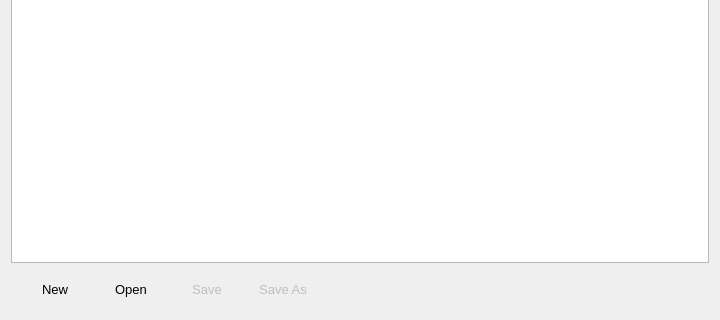
Before: the Qt Designer form src/editwindow.ui in sledzik1984/timer, drawn with Qt 5; both pictures show x 0 to 720 and y 960 to 1280 of the 720 by 1280 pixel window.
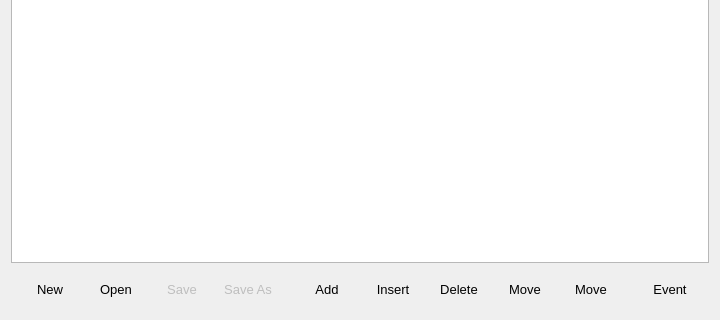
After: the same form once the commit is applied. Icons and pictures are not drawn.

Commit message:
EditWindow: use new button images
Add Add, Insert, Delete, Move Up, Move Down and Event buttons.

```diff
--- a/src/editwindow.ui
+++ b/src/editwindow.ui
@@ -79,7 +79,7 @@
        <widget class="QToolButton" name="clear">
         <property name="minimumSize">
          <size>
-          <width>70</width>
+          <width>60</width>
           <height>0</height>
          </size>
         </property>
@@ -108,7 +108,7 @@
        <widget class="QToolButton" name="open">
         <property name="minimumSize">
          <size>
-          <width>70</width>
+          <width>60</width>
           <height>0</height>
          </size>
         </property>
@@ -140,7 +140,7 @@
         </property>
         <property name="minimumSize">
          <size>
-          <width>70</width>
+          <width>60</width>
           <height>0</height>
          </size>
         </property>
@@ -172,7 +172,7 @@
         </property>
         <property name="minimumSize">
          <size>
-          <width>70</width>
+          <width>60</width>
           <height>0</height>
          </size>
         </property>
@@ -210,6 +210,193 @@
         </property>
        </spacer>
       </item>
+      <item>
+       <widget class="QToolButton" name="add">
+        <property name="minimumSize">
+         <size>
+          <width>60</width>
+          <height>0</height>
+         </size>
+        </property>
+        <property name="text">
+         <string>Add</string>
+        </property>
+        <property name="icon">
+         <iconset resource="../res/resource.qrc">
+          <normaloff>:/add.svg</normaloff>:/add.svg</iconset>
+        </property>
+        <property name="iconSize">
+         <size>
+          <width>48</width>
+          <height>48</height>
+         </size>
+        </property>
+        <property name="toolButtonStyle">
+         <enum>Qt::ToolButtonTextUnderIcon</enum>
+        </property>
+        <property name="autoRaise">
+         <bool>true</bool>
+        </property>
+       </widget>
+      </item>
+      <item>
+       <widget class="QToolButton" name="insert">
+        <property name="minimumSize">
+         <size>
+          <width>60</width>
+          <height>0</height>
+         </size>
+        </property>
+        <property name="text">
+         <string>Insert</string>
+        </property>
+        <property name="icon">
+         <iconset resource="../res/resource.qrc">
+          <normaloff>:/insert.svg</normaloff>:/insert.svg</iconset>
+        </property>
+        <property name="iconSize">
+         <size>
+          <width>48</width>
+          <height>48</height>
+         </size>
+        </property>
+        <property name="toolButtonStyle">
+         <enum>Qt::ToolButtonTextUnderIcon</enum>
+        </property>
+        <property name="autoRaise">
+         <bool>true</bool>
+        </property>
+       </widget>
+      </item>
+      <item>
+       <widget class="QToolButton" name="remove">
+        <property name="minimumSize">
+         <size>
+          <width>60</width>
+          <height>0</height>
+         </size>
+        </property>
+        <property name="text">
+         <string>Delete</string>
+        </property>
+        <property name="icon">
+         <iconset resource="../res/resource.qrc">
+          <normaloff>:/delete.svg</normaloff>:/delete.svg</iconset>
+        </property>
+        <property name="iconSize">
+         <size>
+          <width>48</width>
+          <height>48</height>
+         </size>
+        </property>
+        <property name="toolButtonStyle">
+         <enum>Qt::ToolButtonTextUnderIcon</enum>
+        </property>
+        <property name="autoRaise">
+         <bool>true</bool>
+        </property>
+       </widget>
+      </item>
+      <item>
+       <widget class="QToolButton" name="up">
+        <property name="minimumSize">
+         <size>
+          <width>60</width>
+          <height>0</height>
+         </size>
+        </property>
+        <property name="text">
+         <string>Move</string>
+        </property>
+        <property name="icon">
+         <iconset resource="../res/resource.qrc">
+          <normaloff>:/arrow-up.svg</normaloff>:/arrow-up.svg</iconset>
+        </property>
+        <property name="iconSize">
+         <size>
+          <width>48</width>
+          <height>48</height>
+         </size>
+        </property>
+        <property name="toolButtonStyle">
+         <enum>Qt::ToolButtonTextUnderIcon</enum>
+        </property>
+        <property name="autoRaise">
+         <bool>true</bool>
+        </property>
+       </widget>
+      </item>
+      <item>
+       <widget class="QToolButton" name="down">
+        <property name="minimumSize">
+         <size>
+          <width>60</width>
+          <height>0</height>
+         </size>
+        </property>
+        <property name="text">
+         <string>Move</string>
+        </property>
+        <property name="icon">
+         <iconset resource="../res/resource.qrc">
+          <normaloff>:/arrow-down.svg</normaloff>:/arrow-down.svg</iconset>
+        </property>
+        <property name="iconSize">
+         <size>
+          <width>48</width>
+          <height>48</height>
+         </size>
+        </property>
+        <property name="toolButtonStyle">
+         <enum>Qt::ToolButtonTextUnderIcon</enum>
+        </property>
+        <property name="autoRaise">
+         <bool>true</bool>
+        </property>
+       </widget>
+      </item>
+      <item>
+       <spacer name="spacer_2">
+        <property name="orientation">
+         <enum>Qt::Horizontal</enum>
+        </property>
+        <property name="sizeHint" stdset="0">
+         <size>
+          <width>40</width>
+          <height>20</height>
+         </size>
+        </property>
+       </spacer>
+      </item>
+      <item>
+       <widget class="QToolButton" name="event">
+        <property name="minimumSize">
+         <size>
+          <width>60</width>
+          <height>0</height>
+         </size>
+        </property>
+        <property name="text">
+         <string>Event</string>
+        </property>
+        <property name="icon">
+         <iconset resource="../res/resource.qrc">
+          <normaloff>:/play.svg</normaloff>:/play.svg</iconset>
+        </property>
+        <property name="iconSize">
+         <size>
+          <width>48</width>
+          <height>48</height>
+         </size>
+        </property>
+        <property name="toolButtonStyle">
+         <enum>Qt::ToolButtonTextUnderIcon</enum>
+        </property>
+        <property name="autoRaise">
+         <bool>true</bool>
+        </property>
+       </widget>
+      </item>
      </layout>
     </widget>
    </item>
```
Left out of the diff: 8 changed lines with no effect on the pictures.
